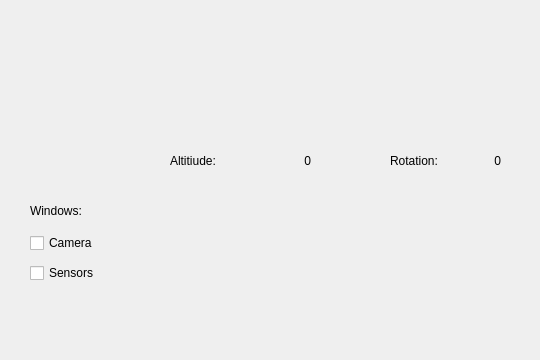
Before: the Qt Designer form src/tools/uav_viewer_py/gui/ui_gui.ui in JdeRobot/base, drawn with Qt 5; both pictures show x 250 to 790 and y 190 to 550 of the 790 by 550 pixel window.
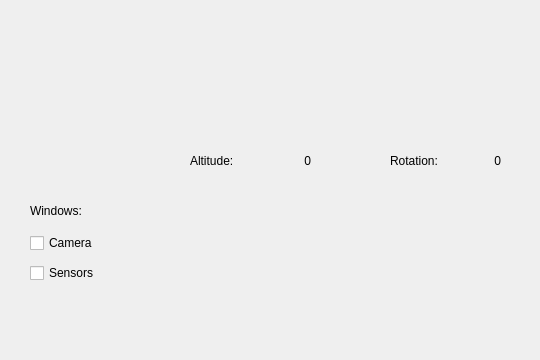
After: the same form once the commit is applied. Icons and pictures are not drawn.

```diff
--- a/src/tools/uav_viewer_py/gui/ui_gui.ui
+++ b/src/tools/uav_viewer_py/gui/ui_gui.ui
@@ -98,14 +98,14 @@
    <widget class="QLabel" name="altdLabel">
     <property name="geometry">
      <rect>
-      <x>420</x>
+      <x>440</x>
       <y>340</y>
-      <width>71</width>
+      <width>61</width>
       <height>21</height>
      </rect>
     </property>
     <property name="text">
-     <string>Altitiude:</string>
+     <string>Altitude:</string>
     </property>
    </widget>
    <widget class="QWidget" name="verticalLayoutWidget">
@@ -193,9 +193,9 @@
    <widget class="QLabel" name="altdValue">
     <property name="geometry">
      <rect>
-      <x>510</x>
+      <x>520</x>
       <y>340</y>
-      <width>51</width>
+      <width>41</width>
       <height>21</height>
      </rect>
     </property>
```
